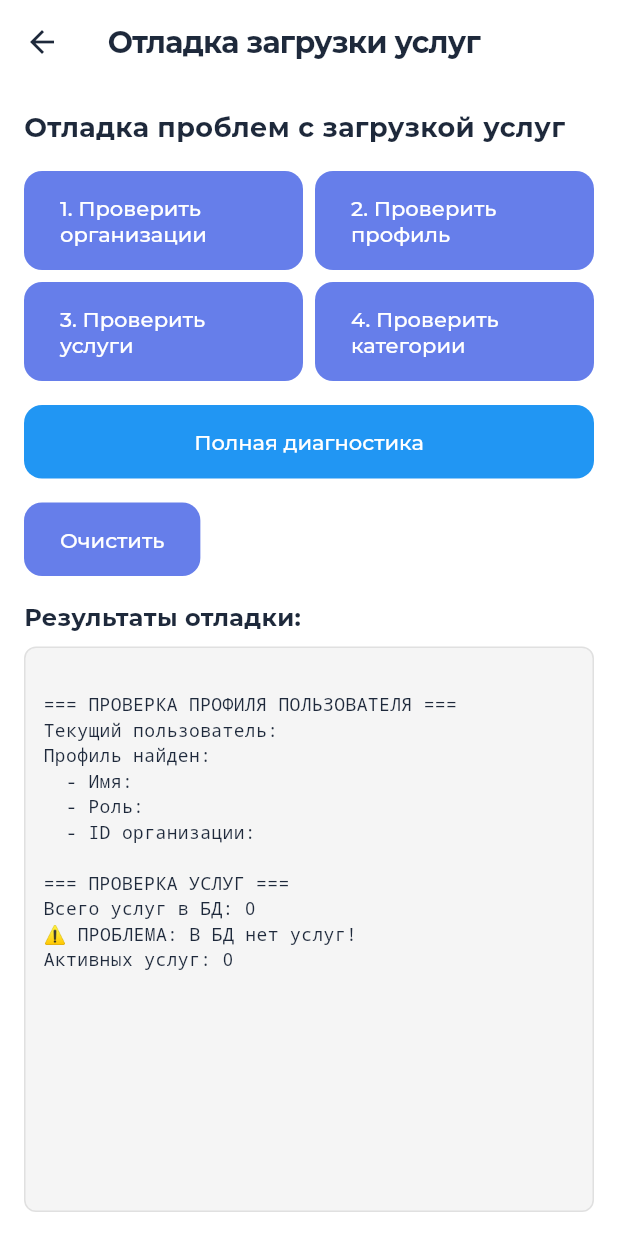
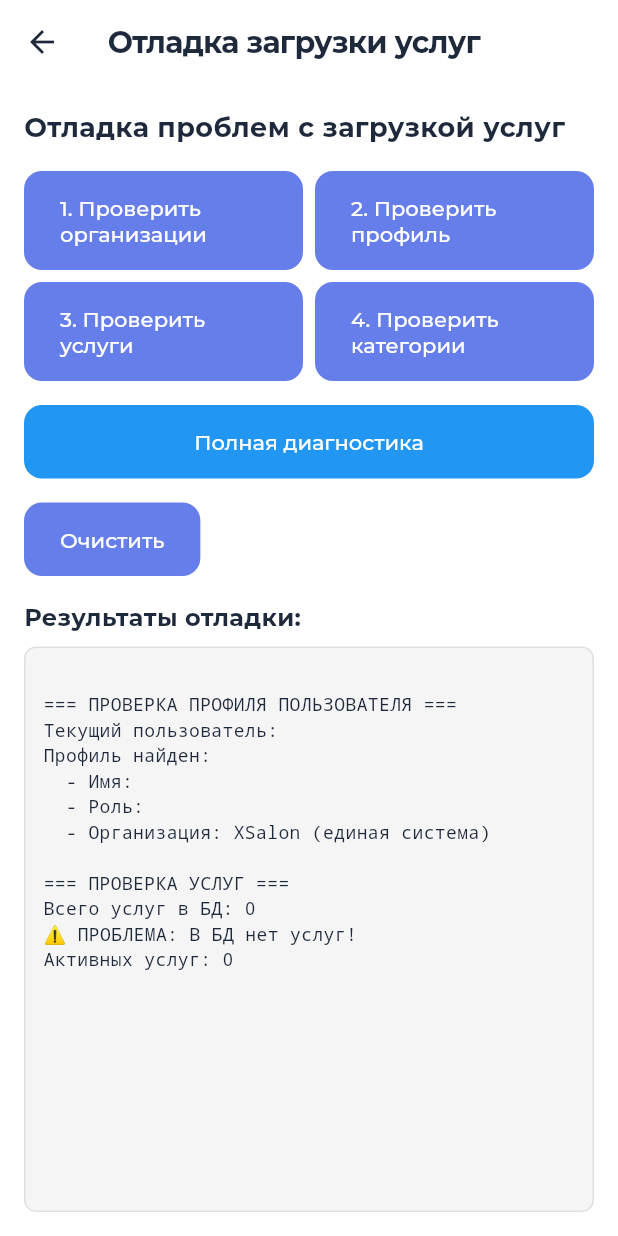
Before and after one commit to farakor/xsalon-mobile, a Flutter app: the DebugServicesLoading screen opened directly, after a tap on "2. Проверить профиль", after a tap on "3. Проверить услуги", on a phone screen of 412 x 824 dp. Run offline on Flutter 3.47's test engine with Material 3 defaults, Android fonts, the phone set to English and light mode, and no system bars; our stand-ins replace flutter_dotenv, flutter_riverpod, go_router, google_fonts, loading_animation_widget, mask_text_input_formatter and 2 more; accounts and stored records are empty.

```diff
--- a/mobile/lib/debug_services_loading.dart
+++ b/mobile/lib/debug_services_loading.dart
@@ -206,7 +206,7 @@ class _DebugServicesLoadingState extends State<DebugServicesLoading> {
         // Проверяем профиль пользователя
         final profile = await supabase
             .from('user_profiles')
-            .select('id, full_name, role, organization_id')
+            .select('id, full_name, role')
             .eq('id', user.id)
             .maybeSingle();
 
@@ -214,9 +214,10 @@ class _DebugServicesLoadingState extends State<DebugServicesLoading> {
           _addOutput('Профиль найден:');
           _addOutput('  - Имя: ${profile['full_name'] ?? 'не указано'}');
           _addOutput('  - Роль: ${profile['role'] ?? 'не указана'}');
-          _addOutput('  - ID организации: ${profile['organization_id'] ?? 'не указан'}');
+          _addOutput('  - Организация: XSalon (единая система)');
 
-          if (profile['organization_id'] == null) {
+          // Организация больше не требуется - единая система
+          if (false) {
             _addOutput('⚠️ ПРОБЛЕМА: У пользователя нет привязки к организации!');
           }
         } else {
@@ -257,23 +258,15 @@ class _DebugServicesLoadingState extends State<DebugServicesLoading> {
       // Проверяем все услуги
       final allServices = await supabase
           .from('services')
-          .select('id, name, organization_id, category_id, is_active, price, duration_minutes');
+          .select('id, name, category_id, is_active, price, duration_minutes');
 
       _addOutput('Всего услуг в БД: ${allServices.length}');
 
       if (allServices.isNotEmpty) {
-        // Группируем по организациям
-        final servicesByOrg = <String, List<dynamic>>{};
+        // Все услуги теперь в единой системе
+        _addOutput('Услуги в системе XSalon:');
         for (final service in allServices) {
-          final orgId = service['organization_id'] as String;
-          servicesByOrg.putIfAbsent(orgId, () => []).add(service);
-        }
-
-        for (final entry in servicesByOrg.entries) {
-          _addOutput('Организация ${entry.key}:');
-          for (final service in entry.value) {
-            _addOutput('  - ${service['name']} (${service['is_active'] ? 'активна' : 'неактивна'}) - ${service['price']}₽, ${service['duration_minutes']}мин');
-          }
+          _addOutput('  - ${service['name']} (${service['is_active'] ? 'активна' : 'неактивна'}) - ${service['price']}₽, ${service['duration_minutes']}мин');
         }
       } else {
         _addOutput('⚠️ ПРОБЛЕМА: В БД нет услуг!');
@@ -282,7 +275,7 @@ class _DebugServicesLoadingState extends State<DebugServicesLoading> {
       // Проверяем активные услуги
       final activeServices = await supabase
           .from('services')
-          .select('id, name, organization_id')
+          .select('id, name')
           .eq('is_active', true);
 
       _addOutput('Активных услуг: ${activeServices.length}');
@@ -309,7 +302,7 @@ class _DebugServicesLoadingState extends State<DebugServicesLoading> {
       // Проверяем все категории
       final allCategories = await supabase
           .from('service_categories')
-          .select('id, name, organization_id, is_active');
+          .select('id, name, is_active');
 
       _addOutput('Всего категорий в БД: ${allCategories.length}');
 
```
Also changed, not shown: mobile/lib/data/models/schedule_model.dart (+1 -9 lines), mobile/lib/data/services/schedule_service.dart (+3 -40 lines), mobile/lib/presentation/pages/booking/client_booking_page.dart (+9 -1 lines), mobile/lib/presentation/pages/schedule/schedule_settings_page.dart (+1 -7 lines), mobile/lib/presentation/providers/schedule_provider.dart (+3 -4 lines).
